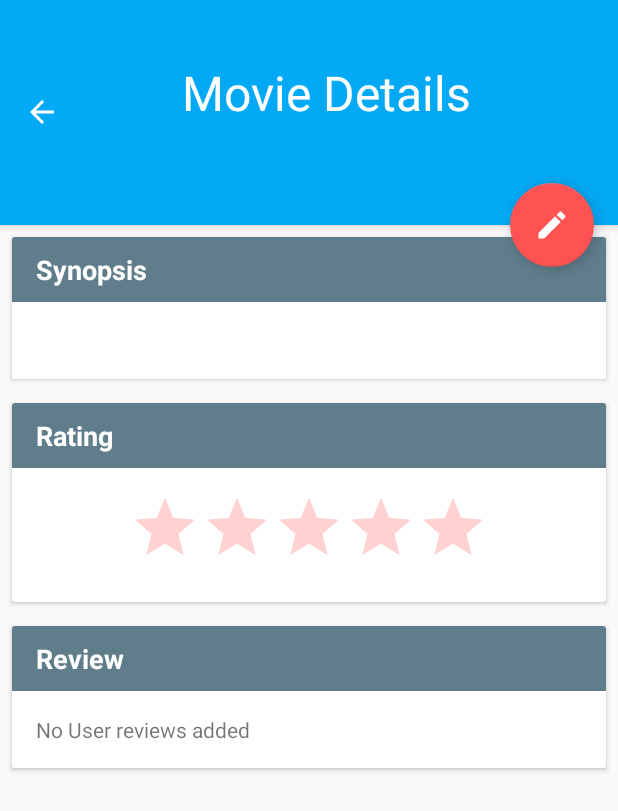
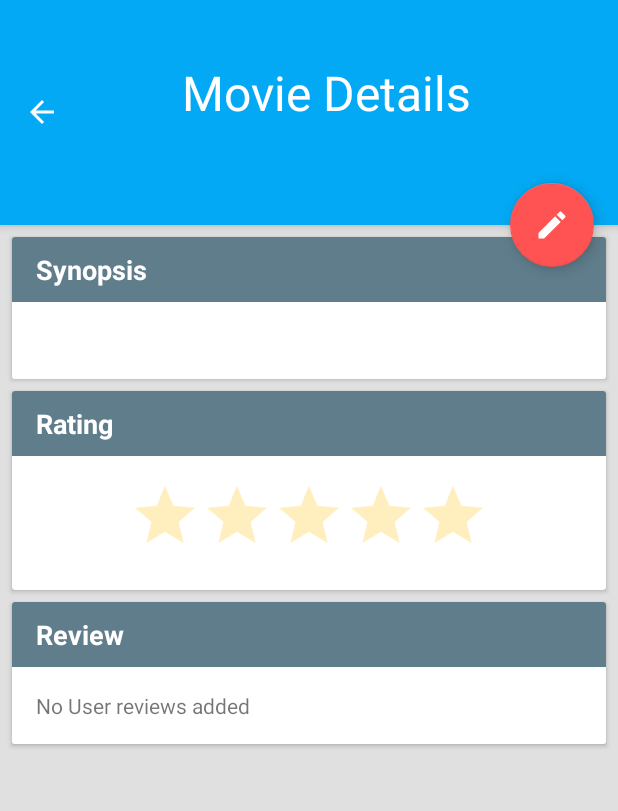
Before and after one commit to sudeepag/MovieSelector, an Android app: the MuveeDetails screen opened directly, with no data from a screen before it, on a phone screen of 412 x 824 dp. Shown: the top 811 px of the screen. Run offline under Robolectric (Android 15) with nearby library versions, the phone set to English and light mode, and no system bars; 1 statement that could not run was skipped.

Commit message:
changed margins paddings and background color

```diff
--- a/app/src/main/java/edu/gatech/logitechs/movieselector/MuveeLogin.java
+++ b/app/src/main/java/edu/gatech/logitechs/movieselector/MuveeLogin.java
@@ -3,6 +3,7 @@ package edu.gatech.logitechs.movieselector;
 import android.animation.Animator;
 import android.animation.AnimatorListenerAdapter;
 import android.annotation.TargetApi;
+import android.app.Activity;
 import android.content.Context;
 import android.content.DialogInterface;
 import android.content.Intent;
@@ -122,6 +123,9 @@ public class MuveeLogin extends AppCompatActivity {
 
     @Override
     public void onBackPressed() {
+        //first bring down the keyboard
+        InputMethodManager imm = (InputMethodManager)getSystemService(Context.INPUT_METHOD_SERVICE);
+        imm.hideSoftInputFromWindow(this.getCurrentFocus().getWindowToken(), 0);
         if (isLoading) {
             //system loading pressed back button -> do cancel async task action;
             mAuthTask.cancel(true);
--- a/app/src/main/res/layout/muvee_card_view_row.xml
+++ b/app/src/main/res/layout/muvee_card_view_row.xml
@@ -6,7 +6,10 @@
     <android.support.v7.widget.CardView
         android:layout_width="match_parent"
         android:layout_height="wrap_content"
-        android:layout_margin="8dp"
+        android:layout_marginTop="4dp"
+        android:layout_marginStart="8dp"
+        android:layout_marginEnd="8dp"
+        android:layout_marginBottom="4dp"
         android:focusable="true"
         android:clickable="true"
         android:foreground="?android:attr/selectableItemBackground"
@@ -38,6 +41,7 @@
                     android:layout_width="match_parent"
                     android:layout_height="wrap_content"
                     android:id="@+id/movie_title"
+                    android:textStyle="bold"
                     android:layout_toRightOf="@+id/movie_image_holder"
                     android:textSize="25sp"
                     android:textColor="#FFffffff"
--- a/app/src/main/res/layout/muvee_details_activity.xml
+++ b/app/src/main/res/layout/muvee_details_activity.xml
@@ -5,6 +5,7 @@
     android:layout_width="match_parent"
     android:layout_height="match_parent"
     android:fitsSystemWindows="true"
+    android:background="@color/colorBackground"
     tools:context=".MuveeDetails">
 
     <android.support.design.widget.AppBarLayout
@@ -110,7 +111,8 @@
             <android.support.v7.widget.CardView
                 android:layout_width="match_parent"
                 android:layout_height="wrap_content"
-                android:layout_margin="8dp"
+                android:layout_marginStart="8dp"
+                android:layout_marginEnd="8dp"
                 android:focusable="true"
                 android:clickable="true"
                 android:foreground="?android:attr/selectableItemBackground"
--- a/app/src/main/res/layout/muvee_main_content_activity.xml
+++ b/app/src/main/res/layout/muvee_main_content_activity.xml
@@ -5,7 +5,7 @@
     android:layout_width="match_parent"
     android:layout_height="match_parent"
     android:fitsSystemWindows="true"
-    android:background="#e5e5e5"
+    android:background="@color/colorBackground"
     android:id="@+id/main_layout"
     tools:context=".MuveeMainActivity">
 
@@ -28,7 +28,8 @@
         android:id="@+id/recycler_view"
         android:layout_width="match_parent"
         android:layout_height="match_parent"
-        android:layout_marginTop="56dp"/>
+        android:layout_marginTop="56dp"
+        />
 
     <!--<android.support.design.widget.FloatingActionButton-->
         <!--android:id="@+id/fab"-->
--- a/app/src/main/res/values/colors.xml
+++ b/app/src/main/res/values/colors.xml
@@ -6,4 +6,5 @@
     <color name="colorAccent">#ffc107</color>
     <color name="colorAlternate">#607D8B</color>
     <color name="colorAlternateDark">#455A64</color>
+    <color name="colorBackground">#e0e0e0</color>
 </resources>
--- a/app/src/main/res/values/styles.xml
+++ b/app/src/main/res/values/styles.xml
@@ -59,8 +59,8 @@
         <item name="colorControlActivated">#009688</item>
     </style>
     <style name="RatingBar.Details" parent="Theme.AppCompat.Light">
-        <item name="colorControlNormal">#FF5252</item>
-        <item name="colorControlActivated">#03A9F4</item>
+        <item name="colorControlNormal">#FFC107</item>
+        <item name="colorControlActivated">#9C27B0</item>
     </style>
 
     <style name="AppTheme.AppBarOverlay" parent="ThemeOverlay.AppCompat.Dark.ActionBar" />
```
Also changed, not shown: app/src/main/res/layout/muvee_main_content_main.xml (deleted, +0 -25 lines).
